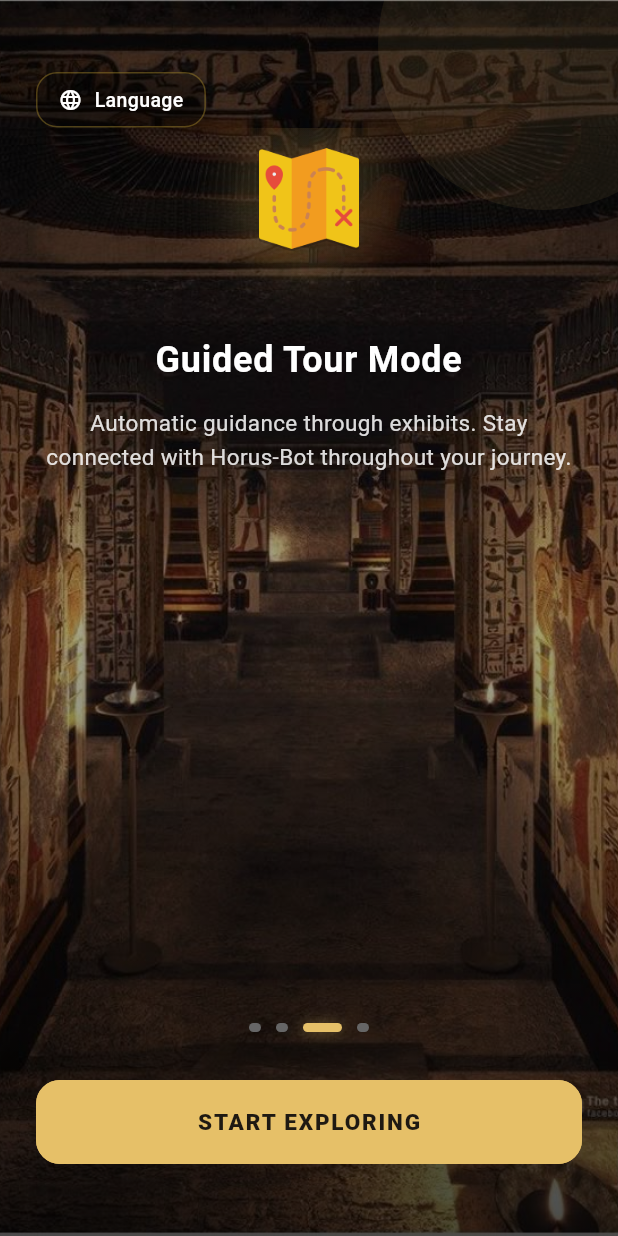
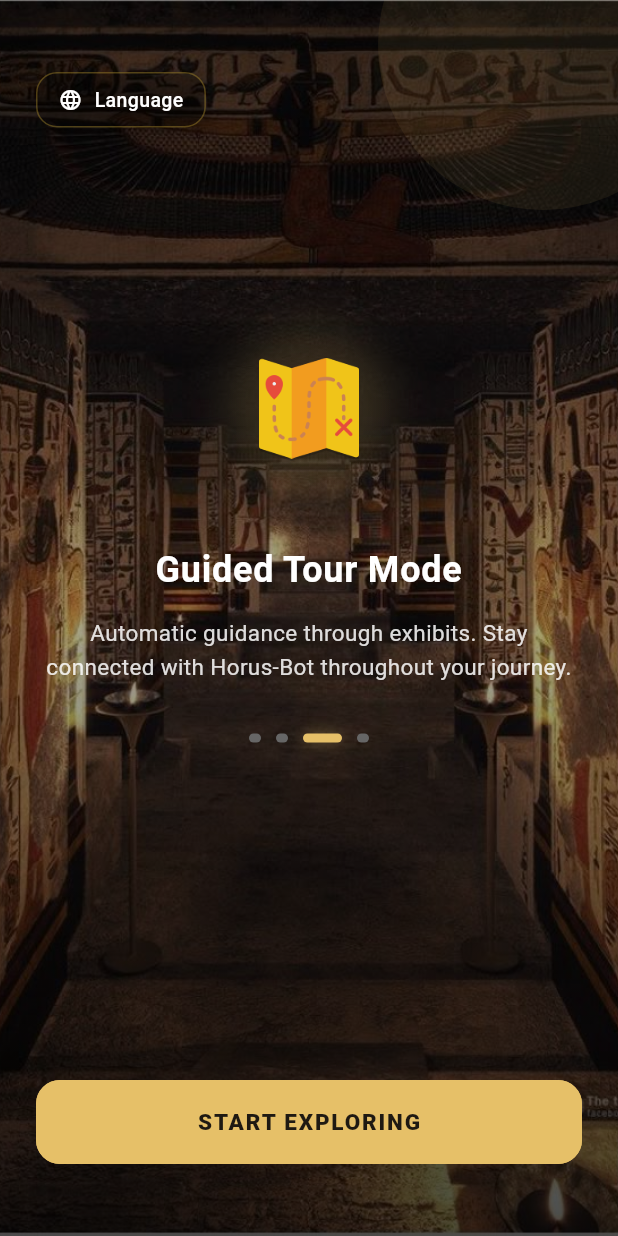
Before and after one commit to Farida-Waheed/museum_app, a Flutter app: the screen it shows after launch, swiped to page 3, on a phone screen of 412 x 824 dp. Run offline on Flutter 3.47's test engine with Material 3 defaults, Android fonts, the phone set to English and light mode, and no system bars; our stand-ins replace audioplayers, permission_handler, shared_preferences; missing offline and left inert: mobile_scanner; project files that could hold a hidden picture were left out.

```diff
--- a/lib/screens/onboarding/onboarding_screen.dart
+++ b/lib/screens/onboarding/onboarding_screen.dart
@@ -167,11 +167,10 @@ class _OnboardingScreenState extends State<OnboardingScreen>
           // --- Main content ---
           Column(
             children: [
-              const Spacer(),
-
               Expanded(
-                flex: 7,
-                child: PageView.builder(
+                child: LayoutBuilder(
+                  builder: (context, constraints) {
+                    return PageView.builder(
                       controller: _pageController,
                       itemCount: pages.length,
                       onPageChanged: (value) {
@@ -179,8 +178,14 @@ class _OnboardingScreenState extends State<OnboardingScreen>
                       },
                       itemBuilder: (context, index) {
                         return SingleChildScrollView(
+                          child: ConstrainedBox(
+                            constraints: BoxConstraints(
+                              minHeight: constraints.maxHeight,
+                            ),
                             child: Padding(
-                        padding: const EdgeInsets.symmetric(horizontal: 28),
+                              padding: const EdgeInsets.symmetric(
+                                horizontal: 28,
+                              ),
                               child: Column(
                                 mainAxisAlignment: MainAxisAlignment.center,
                                 children: [
@@ -276,27 +281,16 @@ class _OnboardingScreenState extends State<OnboardingScreen>
                                 height: 1.5,
                               ),
                             ),
-                          ],
-                        ),
-                      ),
-                    );
-                  },
-                ),
-              ),
-
-              // --- Dots + Primary button ---
-              Padding(
-                padding: const EdgeInsets.fromLTRB(24, 0, 24, 48),
-                child: Column(
-                  children: [
-                    // Premium Dots indicator
+                            const SizedBox(height: 32),
                             Row(
                               mainAxisAlignment: MainAxisAlignment.center,
-                      children: List.generate(pages.length, (index) {
-                        final bool active = _currentPage == index;
+                              children: List.generate(pages.length, (idx) {
+                                final bool active = _currentPage == idx;
                                 return AnimatedContainer(
                                   duration: const Duration(milliseconds: 400),
-                          margin: const EdgeInsets.symmetric(horizontal: 5),
+                                  margin: const EdgeInsets.symmetric(
+                                    horizontal: 5,
+                                  ),
                                   width: active ? 26 : 8,
                                   height: 6,
                                   decoration: BoxDecoration(
@@ -317,8 +311,22 @@ class _OnboardingScreenState extends State<OnboardingScreen>
                                 );
                               }),
                             ),
-                    const SizedBox(height: 32),
+                          ],
+                        ),
+                              ),
+                            ),
+                        );
+                      },
+                    );
+                  },
+                ),
+              ),
 
+              // --- Primary button ---
+              Padding(
+                padding: const EdgeInsets.fromLTRB(24, 0, 24, 48),
+                child: Column(
+                  children: [
                     // Primary CTA
                     SizedBox(
                       width: double.infinity,
```
Lines whose indentation alone changed are shown as unchanged.
